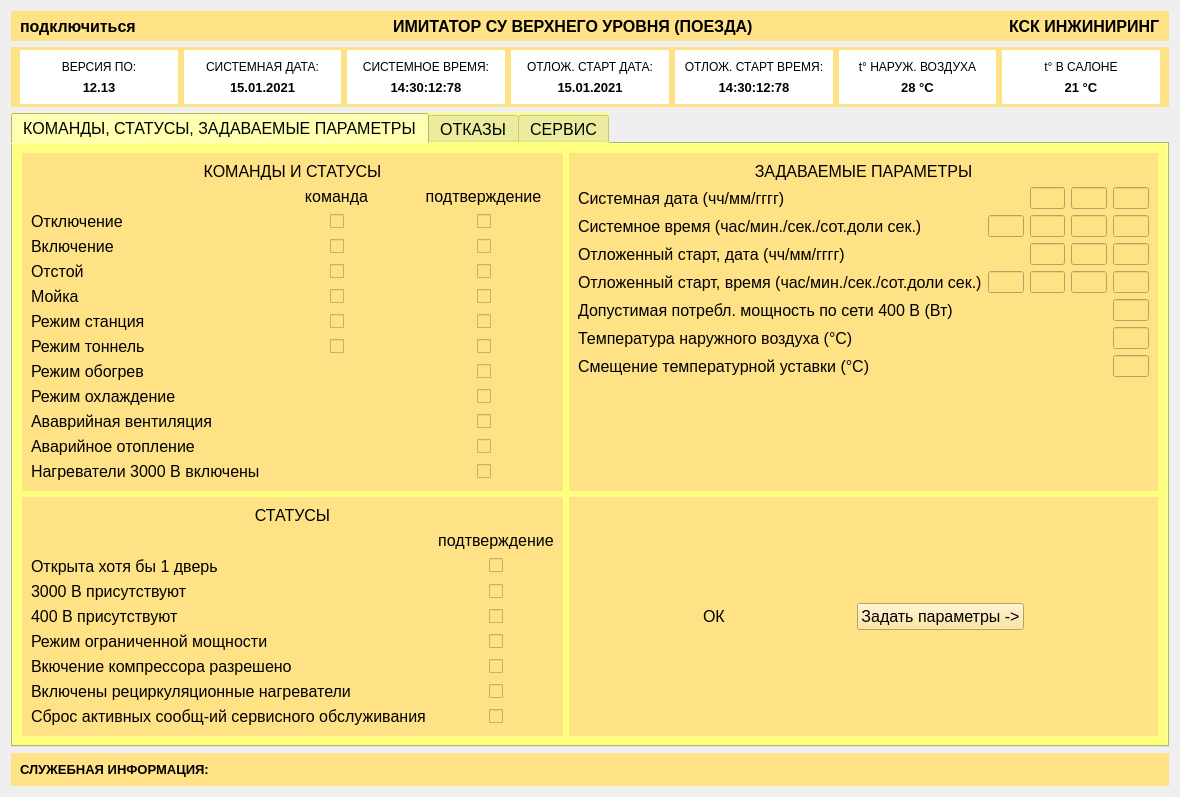
Old version of the form train_imitator.ui in the repository victocryl/train_imitator.
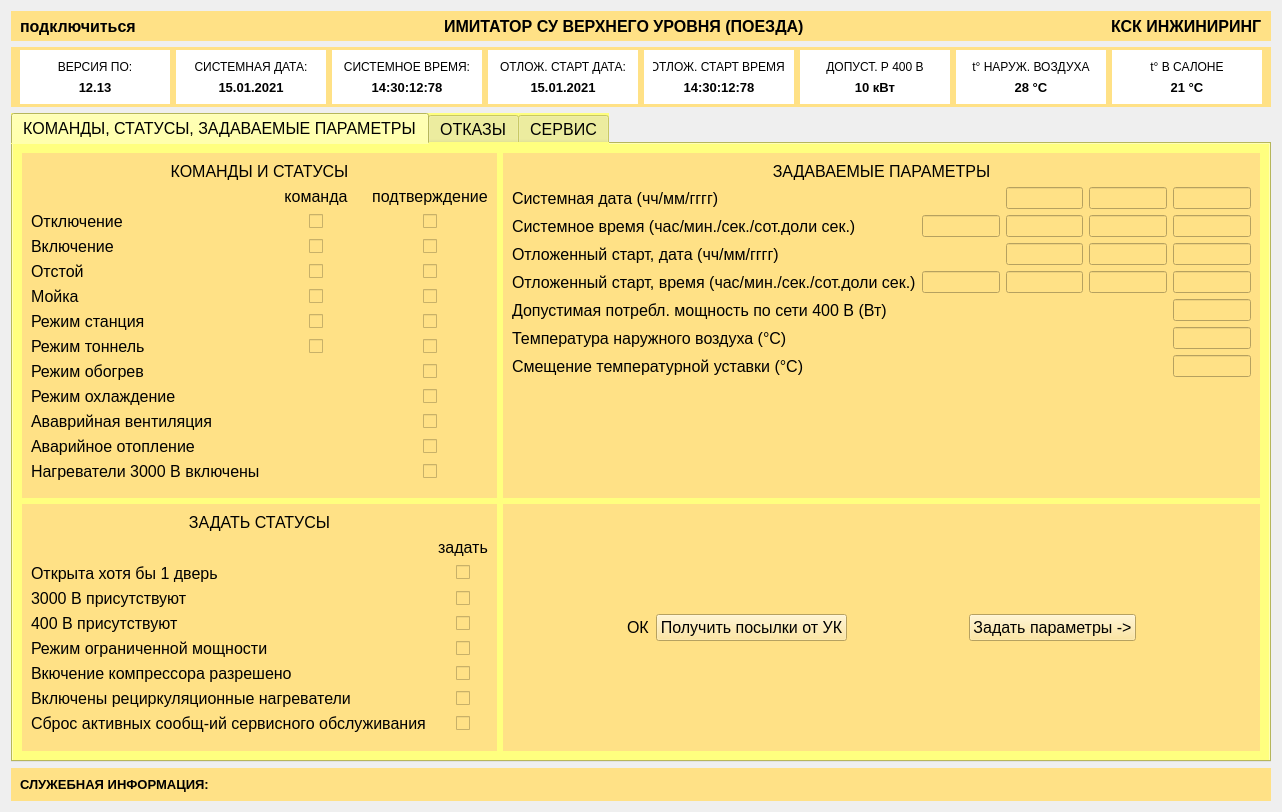
New version of the form.

Commit message: задание статусов в разделе ЗАДАТЬ СТАТУСЫ

```diff
--- a/train_imitator.ui
+++ b/train_imitator.ui
@@ -7,7 +7,7 @@
     <x>0</x>
     <y>0</y>
     <width>1180</width>
-    <height>787</height>
+    <height>812</height>
    </rect>
   </property>
   <property name="windowTitle">
@@ -400,6 +400,54 @@
         </layout>
        </widget>
       </item>
+      <item>
+       <widget class="QWidget" name="widget_18" native="true">
+        <property name="sizePolicy">
+         <sizepolicy hsizetype="Minimum" vsizetype="Preferred">
+          <horstretch>0</horstretch>
+          <verstretch>0</verstretch>
+         </sizepolicy>
+        </property>
+        <property name="minimumSize">
+         <size>
+          <width>150</width>
+          <height>0</height>
+         </size>
+        </property>
+        <property name="styleSheet">
+         <string notr="true">background-color: rgb(255, 255, 255);</string>
+        </property>
+        <layout class="QVBoxLayout" name="verticalLayout_21">
+         <item>
+          <widget class="QLabel" name="label_18">
+           <property name="text">
+            <string>ДОПУСТ. Р 400 В</string>
+           </property>
+           <property name="alignment">
+            <set>Qt::AlignCenter</set>
+           </property>
+          </widget>
+         </item>
+         <item>
+          <widget class="QLabel" name="label_20">
+           <property name="font">
+            <font>
+             <pointsize>10</pointsize>
+             <weight>75</weight>
+             <bold>true</bold>
+            </font>
+           </property>
+           <property name="text">
+            <string>10 кВт</string>
+           </property>
+           <property name="alignment">
+            <set>Qt::AlignCenter</set>
+           </property>
+          </widget>
+         </item>
+        </layout>
+       </widget>
+      </item>
       <item>
        <widget class="QWidget" name="widget_7" native="true">
         <property name="sizePolicy">
@@ -572,6 +620,18 @@
                 </property>
                </widget>
               </item>
+              <item>
+               <widget class="QPushButton" name="pushButton_2">
+                <property name="font">
+                 <font>
+                  <pointsize>12</pointsize>
+                 </font>
+                </property>
+                <property name="text">
+                 <string>Получить посылки от УК</string>
+                </property>
+               </widget>
+              </item>
               <item>
                <spacer name="horizontalSpacer_8">
                 <property name="orientation">
@@ -1775,7 +1835,7 @@
                </font>
               </property>
               <property name="text">
-               <string>СТАТУСЫ</string>
+               <string>ЗАДАТЬ СТАТУСЫ</string>
               </property>
               <property name="alignment">
                <set>Qt::AlignCenter</set>
@@ -2172,7 +2232,7 @@
                  </font>
                 </property>
                 <property name="text">
-                 <string>подтверждение</string>
+                 <string>задать</string>
                 </property>
                 <property name="alignment">
                  <set>Qt::AlignCenter</set>
```
The commit also changes 2 other files.
